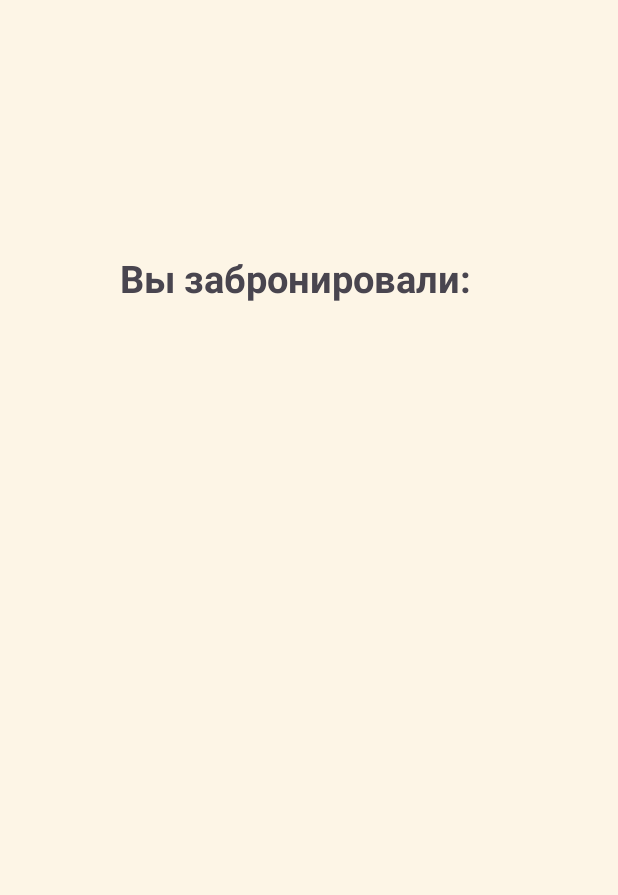
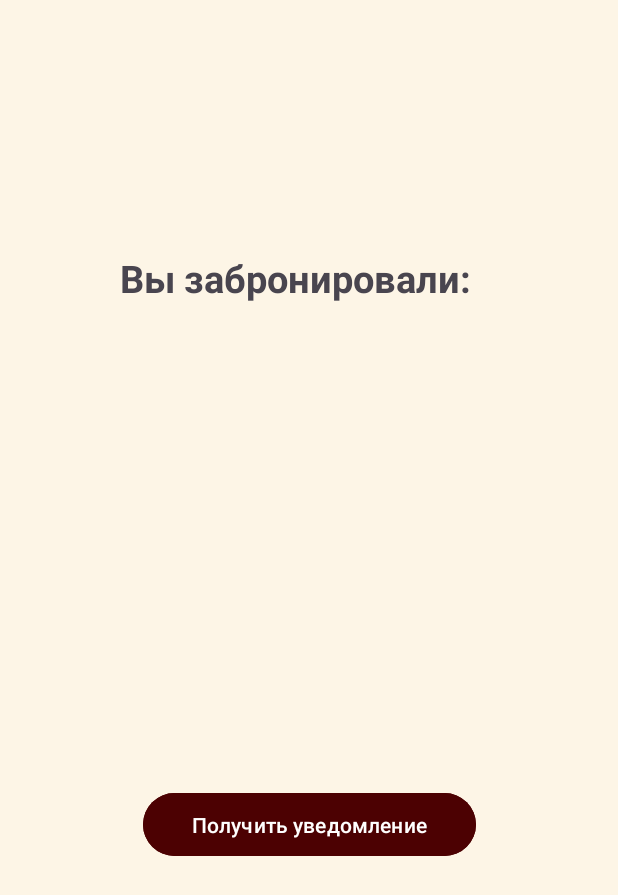
Before and after one commit to yanabbb/pr5, an Android app: the SecondFragment screen opened through its navigation route, on a phone screen of 412 x 824 dp. Shown: the top 895 px of the screen. Run offline under Robolectric (Android 15) with nearby library versions, the phone set to English and light mode, and no system bars.

Commit message:
6pr 1task

```diff
--- a/app/src/main/AndroidManifest.xml
+++ b/app/src/main/AndroidManifest.xml
@@ -1,7 +1,7 @@
 <?xml version="1.0" encoding="utf-8"?>
 <manifest xmlns:android="http://schemas.android.com/apk/res/android"
     xmlns:tools="http://schemas.android.com/tools">
-
+    <uses-permission android:name="android.permission.POST_NOTIFICATIONS" />
     <application
         android:allowBackup="true"
         android:dataExtractionRules="@xml/data_extraction_rules"
--- a/app/src/main/java/com/example/pr5/SecondFragment.java
+++ b/app/src/main/java/com/example/pr5/SecondFragment.java
@@ -1,20 +1,36 @@
 package com.example.pr5;
 
+import android.app.Notification;
+import android.app.NotificationChannel;
+import android.app.NotificationManager;
+import android.content.Context;
+import android.content.pm.PackageManager;
+import android.graphics.Color;
+import android.os.Build;
 import android.os.Bundle;
 
 import androidx.annotation.NonNull;
 import androidx.annotation.Nullable;
+import androidx.core.app.ActivityCompat;
+import androidx.core.app.NotificationCompat;
+import androidx.core.content.ContextCompat;
 import androidx.fragment.app.Fragment;
 
 import android.view.LayoutInflater;
 import android.view.View;
 import android.view.ViewGroup;
+import android.widget.Button;
 import android.widget.TextView;
+import android.widget.Toast;
 
 import java.util.ArrayList;
 
 
 public class SecondFragment extends Fragment {
+    final int PERMISSION_REQUEST_CODE = 12;
+    final String CHANNEL_ID = "234";
+    Button button;
+    String result;
 
     TextView second_fragment_text_view;
 
@@ -26,7 +42,8 @@ public class SecondFragment extends Fragment {
     public void onViewCreated(@NonNull View view, @Nullable Bundle savedInstanceState) {
         super.onViewCreated(view, savedInstanceState);
 
-        second_fragment_text_view = (TextView) getActivity().findViewById(R.id.fragment_second_text_view2);
+        second_fragment_text_view = getActivity().findViewById(R.id.fragment_second_text_view2);
+        button = getActivity().findViewById(R.id.fragment_second_button1);
 
 
         Bundle bundle = getArguments();
@@ -36,11 +53,73 @@ public class SecondFragment extends Fragment {
                 String date = Data.get(0).toString();
                 String amount = Data.get(1).toString();
 
-                String result = date + " числа на " + amount + " человек";
+                result = date + " числа на " + amount + " человек";
 
                 second_fragment_text_view.setText(result);
             }
         }
+        Context context = getContext();
+
+        NotificationManager notificationManager =
+                (NotificationManager) getActivity().getSystemService(Context.NOTIFICATION_SERVICE);
+
+        if (android.os.Build.VERSION.SDK_INT >= android.os.Build.VERSION_CODES.O) {
+            NotificationChannel channel = new NotificationChannel(CHANNEL_ID, "Channel",
+                    NotificationManager.IMPORTANCE_HIGH);
+            channel.setDescription("Channel for goods notification");
+            channel.enableLights(true);
+            channel.setLightColor(Color.RED);
+            channel.enableVibration(false);
+            notificationManager.createNotificationChannel(channel);
+        }
+
+        if (ContextCompat.checkSelfPermission(context,
+                android.Manifest.permission.POST_NOTIFICATIONS) ==
+                PackageManager.PERMISSION_GRANTED) {
+            button.setOnClickListener(new View.OnClickListener() {
+                @Override
+                public void onClick(View v) {
+                    String contentText = result;
+
+                    NotificationCompat.Builder builder =
+                            new NotificationCompat.Builder(context, CHANNEL_ID)
+                                    .setSmallIcon(R.mipmap.ic_launcher)
+                                    .setContentTitle("Ваша бронь")
+                                    .setContentText(contentText);
+
+                    Notification notification = builder.build();
+                    notificationManager.notify(1, notification);
+                }
+            });
+        } else {
+            requestPermissions();
+        }
     }
 
+    public void requestPermissions() {
+        if (Build.VERSION.SDK_INT >= Build.VERSION_CODES.TIRAMISU) {
+            ActivityCompat.requestPermissions(getActivity(),
+                    new String[] {
+                            android.Manifest.permission.POST_NOTIFICATIONS
+                    },
+                    PERMISSION_REQUEST_CODE);
+        }
+    }
+
+    @Override
+    public void onRequestPermissionsResult(int requestCode,
+                                           @NonNull String[] permissions,
+                                           @NonNull int[] grantResults) {
+        if (requestCode == PERMISSION_REQUEST_CODE &&
+                grantResults.length == 1) {
+            if (
+                    grantResults[0] != PackageManager.PERMISSION_GRANTED
+            ) {
+                Toast.makeText(getContext(), "No permission", Toast.LENGTH_SHORT).show();
+            }
+        }
+        super.onRequestPermissionsResult(
+                requestCode, permissions, grantResults
+        );
+    }
 }
--- a/app/src/main/res/layout/fragment_second.xml
+++ b/app/src/main/res/layout/fragment_second.xml
@@ -1,5 +1,6 @@
 <?xml version="1.0" encoding="utf-8"?>
 <androidx.constraintlayout.widget.ConstraintLayout xmlns:android="http://schemas.android.com/apk/res/android"
+    xmlns:tools="http://schemas.android.com/tools"
     android:layout_width="match_parent"
     android:layout_height="match_parent"
     xmlns:app="http://schemas.android.com/apk/res-auto"
@@ -29,4 +30,16 @@
         app:layout_constraintStart_toStartOf="parent"
         app:layout_constraintTop_toBottomOf="@id/fragment_second_text_view1" />
 
+    <Button
+        android:id="@+id/fragment_second_button1"
+        android:layout_width="222dp"
+        android:layout_height="50dp"
+        android:backgroundTint="@color/button_first"
+        android:text="@string/fragment_second_button"
+        app:layout_constraintBottom_toBottomOf="parent"
+        app:layout_constraintEnd_toEndOf="parent"
+        app:layout_constraintStart_toStartOf="parent"
+        app:layout_constraintTop_toBottomOf="@id/fragment_second_text_view2"
+        app:layout_constraintVertical_bias="0.496" />
+
 </androidx.constraintlayout.widget.ConstraintLayout>
--- a/app/src/main/res/values/strings.xml
+++ b/app/src/main/res/values/strings.xml
@@ -9,6 +9,7 @@
     <string name="fragment_first_text_view_3_text">Введите количество человек</string>
     <string name="fragment_first_egit_text_hint">Количество человек</string>
     <string name="fragment_first_button_text">Забронировать</string>
+    <string name="fragment_second_button">Получить уведомление</string>
 
     <string name="fragment_second_text_view_text">Вы забронировали:</string>
     <!-- TODO: Remove or change this placeholder text -->
```
